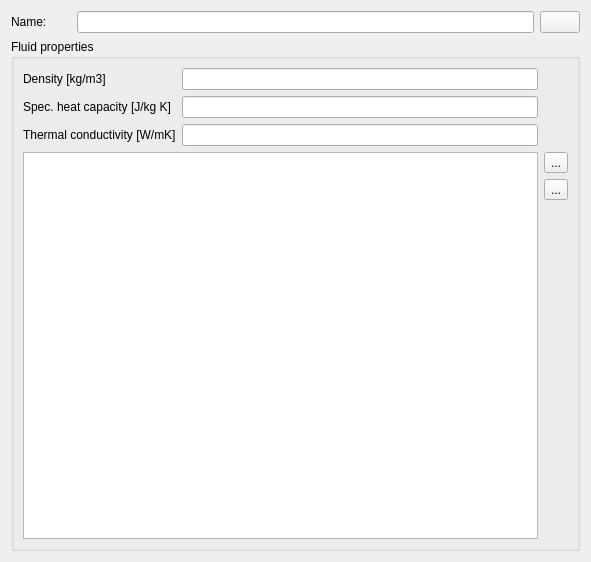
Old version of the form SIM-VICUS/src/SVDBNetworkFluidEditWidget.ui in the repository ghorwin/SIM-VICUS.
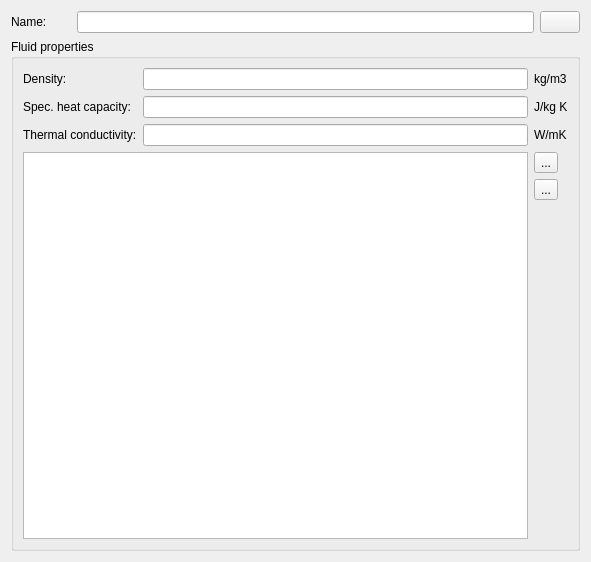
New version of the form. Icons and pictures are not drawn. Custom widgets are drawn as their Qt base class.

```diff
--- a/SIM-VICUS/src/SVDBNetworkFluidEditWidget.ui
+++ b/SIM-VICUS/src/SVDBNetworkFluidEditWidget.ui
@@ -46,40 +46,37 @@
       <string>Fluid properties</string>
      </property>
      <layout class="QGridLayout" name="gridLayout_2">
-      <item row="0" column="0">
-       <widget class="QLabel" name="label">
-        <property name="text">
-         <string>Density [kg/m3]</string>
-        </property>
-       </widget>
-      </item>
-      <item row="0" column="1">
-       <widget class="QtExt::ValidatingLineEdit" name="lineEditDensity"/>
-      </item>
-      <item row="1" column="0">
-       <widget class="QLabel" name="label_3">
-        <property name="text">
-         <string>Spec. heat capacity [J/kg K]</string>
-        </property>
-       </widget>
-      </item>
       <item row="1" column="1">
        <widget class="QtExt::ValidatingLineEdit" name="lineEditHeatCapacity"/>
       </item>
-      <item row="2" column="0">
+      <item row="0" column="1">
+       <widget class="QtExt::ValidatingLineEdit" name="lineEditDensity"/>
+      </item>
+      <item row="3" column="0">
        <widget class="QLabel" name="label_4">
         <property name="text">
-         <string>Thermal conductivity [W/mK]</string>
+         <string>Thermal conductivity:</string>
         </property>
        </widget>
       </item>
-      <item row="2" column="1">
-       <widget class="QtExt::ValidatingLineEdit" name="lineEditThermalConductivity"/>
-      </item>
-      <item row="3" column="0" colspan="2">
+      <item row="4" column="0" colspan="2">
        <widget class="QTableWidget" name="tableWidgetViscosity"/>
       </item>
-      <item row="3" column="2">
+      <item row="1" column="0">
+       <widget class="QLabel" name="label_3">
+        <property name="text">
+         <string>Spec. heat capacity:</string>
+        </property>
+       </widget>
+      </item>
+      <item row="0" column="0">
+       <widget class="QLabel" name="label">
+        <property name="text">
+         <string>Density:</string>
+        </property>
+       </widget>
+      </item>
+      <item row="4" column="2">
        <layout class="QVBoxLayout" name="verticalLayout_2">
         <item>
          <widget class="QToolButton" name="toolButtonAddViscosityPoint">
@@ -118,12 +115,42 @@
         </item>
        </layout>
       </item>
+      <item row="3" column="1">
+       <widget class="QtExt::ValidatingLineEdit" name="lineEditThermalConductivity"/>
+      </item>
+      <item row="0" column="2">
+       <widget class="QLabel" name="label_2">
+        <property name="text">
+         <string>kg/m3</string>
+        </property>
+       </widget>
+      </item>
+      <item row="1" column="2">
+       <widget class="QLabel" name="label_6">
+        <property name="text">
+         <string>J/kg K</string>
+        </property>
+       </widget>
+      </item>
+      <item row="3" column="2">
+       <widget class="QLabel" name="label_5">
+        <property name="text">
+         <string>W/mK</string>
+        </property>
+       </widget>
+      </item>
      </layout>
     </widget>
    </item>
   </layout>
  </widget>
  <customwidgets>
+  <customwidget>
+   <class>QtExt::LanguageStringEditWidget1</class>
+   <extends>QLineEdit</extends>
+   <header location="global">QtExt_LanguageStringEditWidget1.h</header>
+   <container>1</container>
+  </customwidget>
   <customwidget>
    <class>QtExt::ValidatingLineEdit</class>
    <extends>QLineEdit</extends>
@@ -136,12 +163,9 @@
    <class>QtExt::ColorButton</class>
    <extends>QPushButton</extends>
    <header location="global">QtExt_ColorButton.h</header>
-  </customwidget>
-  <customwidget>
-   <class>QtExt::LanguageStringEditWidget1</class>
-   <extends>QLineEdit</extends>
-   <header location="global">QtExt_LanguageStringEditWidget1.h</header>
-   <container>1</container>
+   <slots>
+    <signal>colorChanged()</signal>
+   </slots>
   </customwidget>
  </customwidgets>
  <resources>
```
